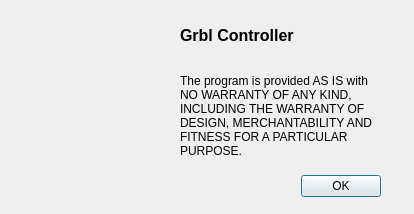
This is about.ui in oHero/GrblHoming as Qt 5 draws it before an edit. The edited form follows.
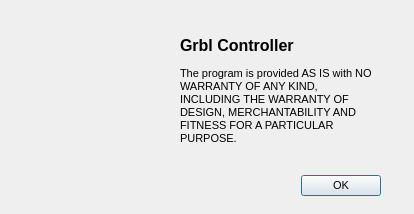
This is the edited form. Icons and pictures are not drawn.

Patch:
```diff
--- a/about.ui
+++ b/about.ui
@@ -10,6 +10,11 @@
     <height>214</height>
    </rect>
   </property>
+  <property name="font">
+   <font>
+    <pointsize>8</pointsize>
+   </font>
+  </property>
   <property name="windowTitle">
    <string>About...</string>
   </property>
@@ -33,7 +38,7 @@
    <property name="geometry">
     <rect>
      <x>10</x>
-     <y>30</y>
+     <y>20</y>
      <width>151</width>
      <height>61</height>
     </rect>
@@ -52,7 +57,7 @@
    <property name="geometry">
     <rect>
      <x>180</x>
-     <y>70</y>
+     <y>60</y>
      <width>201</width>
      <height>91</height>
     </rect>
@@ -68,9 +73,9 @@
    <property name="geometry">
     <rect>
      <x>180</x>
-     <y>10</y>
+     <y>30</y>
      <width>211</width>
-     <height>51</height>
+     <height>31</height>
     </rect>
    </property>
    <property name="font">
@@ -101,7 +106,7 @@
    <property name="geometry">
     <rect>
      <x>20</x>
-     <y>120</y>
+     <y>110</y>
      <width>130</width>
      <height>33</height>
     </rect>
```
